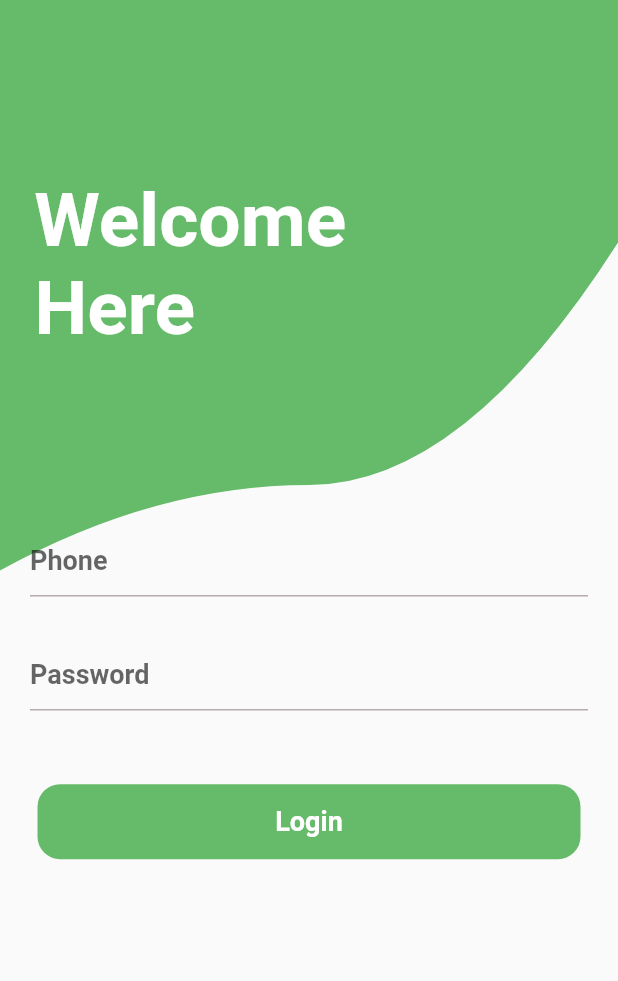
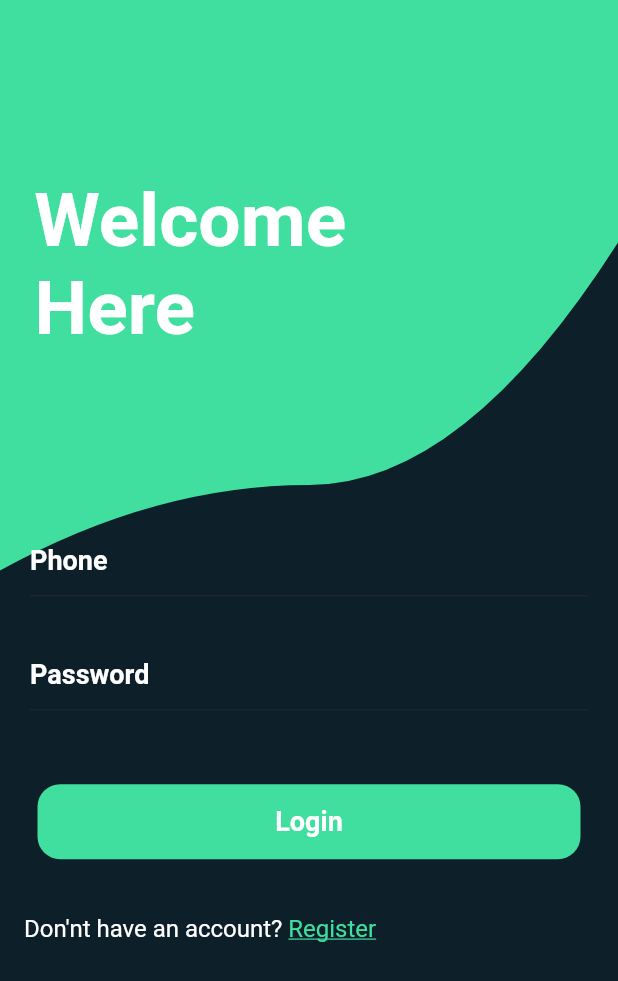
Before and after one commit to Nashkim254/Grocery, a Flutter app: the screen it shows after launch, after a tap on "Shop now", on a phone screen of 412 x 824 dp. Shown: the top 981 px of the screen. Run offline on Flutter 3.47's test engine with Material 2 defaults, Android fonts, the light colour scheme and no system bars; drawn by our look-alikes of flutter_animate; our stand-ins replace dio, flutter_svg, page_transition, shared_preferences; network calls fail; Roboto replaces fonts that are missing (Gilroy); project files that could hold a hidden picture were left out.

Commit message:
register account

```diff
--- a/lib/screens/login_screen.dart
+++ b/lib/screens/login_screen.dart
@@ -1,6 +1,8 @@
+import 'package:flutter/gestures.dart';
 import 'package:flutter/material.dart';
 import 'package:flutter_animate/flutter_animate.dart';
 import 'package:grocery_app/model/login.dart';
+import 'package:grocery_app/screens/register.dart';
 import 'package:grocery_app/util/logs.dart';
 import 'package:grocery_app/util/responsive.dart';
 import 'package:grocery_app/util/shopping_colors.dart';
@@ -17,7 +19,7 @@ class _LoginUIState extends State<LoginUI> {
   TextEditingController password = TextEditingController();
 
   Widget _loginPanel(double w, double h) {
-     final controller = Provider.of<LoginController>(context);
+    final controller = Provider.of<LoginController>(context);
     return ListView(
       //  crossAxisAlignment: CrossAxisAlignment.start,
       //  mainAxisAlignment: MainAxisAlignment.center,
@@ -28,15 +30,15 @@ class _LoginUIState extends State<LoginUI> {
             //   key: formkey,
             child: TextFormField(
               controller: phone,
-              cursorColor: Colors.black,
-              style: TextStyle(color: Colors.black, fontSize: 18, fontWeight: FontWeight.w400),
+              cursorColor: shrineBackgroundWhite,
+              style: TextStyle(color: shrineBackgroundWhite, fontSize: 18, fontWeight: FontWeight.w400),
               keyboardType: TextInputType.text,
               obscureText: false,
               maxLines: 1,
               decoration: InputDecoration(
                 hintText: "Phone",
                 labelStyle: TextStyle(color: Colors.grey, fontWeight: FontWeight.w600),
-                hintStyle: TextStyle(color: Colors.grey[450], fontWeight: FontWeight.w600),
+                hintStyle: TextStyle(color: shrineBackgroundWhite, fontWeight: FontWeight.w600),
               ),
               onChanged: ((value) => printWarning(value)),
             ),
@@ -48,15 +50,15 @@ class _LoginUIState extends State<LoginUI> {
             //   key: formkey,
             child: TextFormField(
               controller: password,
-              cursorColor: Colors.black,
-              style: TextStyle(color: Colors.black, fontSize: 18, fontWeight: FontWeight.w400),
+              cursorColor: shrineBackgroundWhite,
+              style: TextStyle(color: shrineBackgroundWhite, fontSize: 18, fontWeight: FontWeight.w400),
               keyboardType: TextInputType.text,
               obscureText: true,
               maxLines: 1,
               decoration: InputDecoration(
                 hintText: "Password",
                 labelStyle: TextStyle(color: Colors.grey, fontWeight: FontWeight.w600),
-                hintStyle: TextStyle(color: Colors.grey[450], fontWeight: FontWeight.w600),
+                hintStyle: TextStyle(color: shrineBackgroundWhite, fontWeight: FontWeight.w600),
               ),
               onChanged: ((value) => printWarning(value)),
             ),
@@ -76,17 +78,19 @@ class _LoginUIState extends State<LoginUI> {
                 height: 50,
                 width: double.infinity,
                 decoration: BoxDecoration(
-                  color: shrineGreen400,
+                  color: primaryColor,
                   borderRadius: BorderRadius.circular(15),
                 ),
                 child: Center(
-                  child: provider.isDataLoading == true ?
-                  CircularProgressIndicator(color: Colors.white,)
-                  : Text(
-                    "Login",
-                    style:
-                        TextStyle(color: Colors.white, fontSize: 18, fontWeight: FontWeight.w600),
-                  ),
+                  child: provider.isDataLoading == true
+                      ? CircularProgressIndicator(
+                          color: Colors.white,
+                        )
+                      : Text(
+                          "Login",
+                          style: TextStyle(
+                              color: Colors.white, fontSize: 18, fontWeight: FontWeight.w600),
+                        ),
                 ),
               ),
             );
@@ -94,6 +98,33 @@ class _LoginUIState extends State<LoginUI> {
         ),
         // _facebookButton('f', shrineGreen400, 'Log in with Facebook',
         //     shrineGreen300),
+        const SizedBox(
+          height: 12,
+        ),
+        Padding(
+          padding: const EdgeInsets.only(left: 16),
+          child: Text.rich(
+            TextSpan(
+              children: [
+                TextSpan(
+                  text: 'Don\'nt have an account? ',
+                  style: TextStyle(fontSize: 16, color: shrineBackgroundWhite),
+                ),
+                TextSpan(
+                  text: "Register",
+                  style: TextStyle(
+                    fontSize: 16,
+                    color: primaryColor,
+                    decoration: TextDecoration.underline,
+                  ),
+                  recognizer: TapGestureRecognizer()
+                    ..onTap = () =>
+                        Navigator.push(context, MaterialPageRoute(builder: (_) => Register())),
+                ),
+              ],
+            ),
+          ),
+        )
       ],
     );
   }
@@ -104,6 +135,7 @@ class _LoginUIState extends State<LoginUI> {
     double w = MediaQuery.of(context).size.width;
     return Scaffold(
       resizeToAvoidBottomInset: true,
+      backgroundColor: scaffoldBackgroundColor,
       body: Stack(
         children: <Widget>[
           Container(
@@ -114,7 +146,7 @@ class _LoginUIState extends State<LoginUI> {
             child: ClipPath(
               clipper: WaveClipper(),
               child: ColoredBox(
-                color: shrineGreen400,
+                color: primaryColor,
               ),
             ),
           ),
@@ -156,40 +188,3 @@ class _LoginUIState extends State<LoginUI> {
     );
   }
 }
-
-Widget _facebookButton(String logoText, Color logoBgColor, String title, Color titleBgColor) {
-  return Container(
-    height: 50,
-    margin: EdgeInsets.all(25),
-    child: Row(
-      children: <Widget>[
-        Expanded(
-          flex: 1,
-          child: Container(
-            decoration: BoxDecoration(
-              color: logoBgColor,
-              borderRadius:
-                  BorderRadius.only(bottomLeft: Radius.circular(15), topLeft: Radius.circular(15)),
-            ),
-            alignment: Alignment.center,
-            child: Text(logoText,
-                style: TextStyle(color: Colors.white, fontSize: 25, fontWeight: FontWeight.w400)),
-          ),
-        ),
-        Expanded(
-          flex: 5,
-          child: Container(
-            decoration: BoxDecoration(
-              color: titleBgColor,
-              borderRadius: BorderRadius.only(
-                  bottomRight: Radius.circular(15), topRight: Radius.circular(15)),
-            ),
-            alignment: Alignment.center,
-            child: Text(title,
-                style: TextStyle(color: Colors.white, fontSize: 18, fontWeight: FontWeight.w400)),
-          ),
-        ),
-      ],
-    ),
-  );
-}
--- a/lib/widgets/login/button_login_animation.dart
+++ b/lib/widgets/login/button_login_animation.dart
@@ -68,7 +68,6 @@ class _ButtonLoginAnimationState extends State<ButtonLoginAnimation> with Ticker
 
   @override
   Widget build(BuildContext context) {
-    final controller = Provider.of<LoginController>(context);
     return Consumer<LoginController>(builder: (context, provider, child) {
       return InkWell(
         onTap: provider.isDataLoading == true
```
Also changed, not shown: lib/constants/constants.dart (+38 -0 lines), lib/model/login.dart (+7 -8 lines), lib/screens/register.dart (added, +187 -0 lines), lib/widgets/customs/decoration.dart (added, +40 -0 lines).
